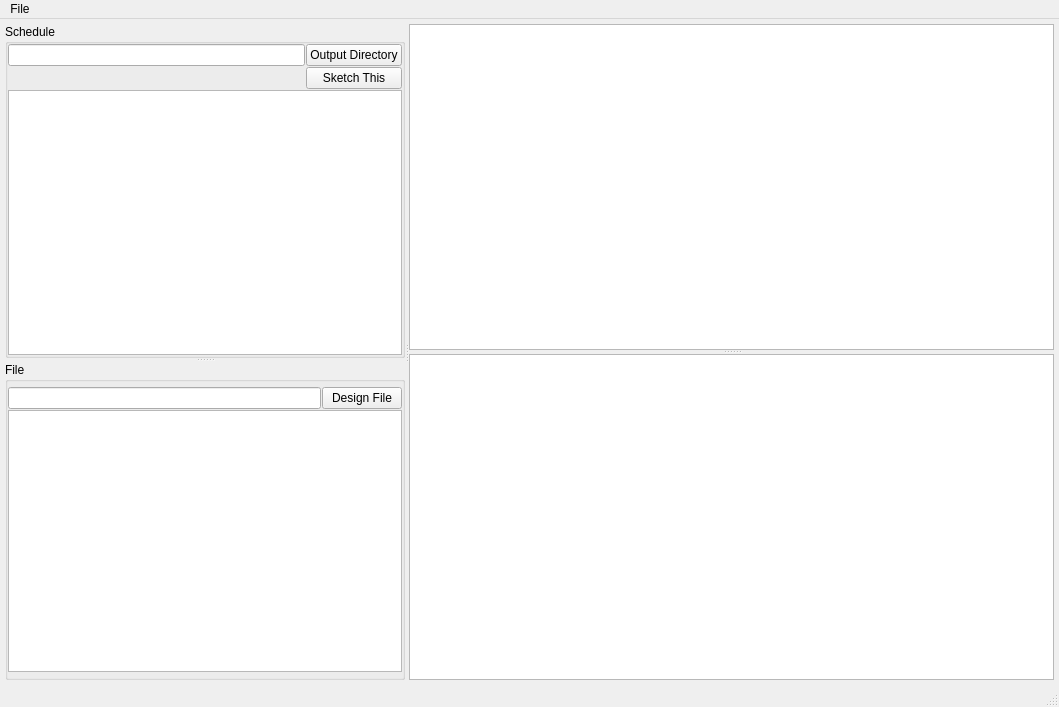
MerlinSmiles/lithocontrol, file mainwindow2.ui: the form before one commit.
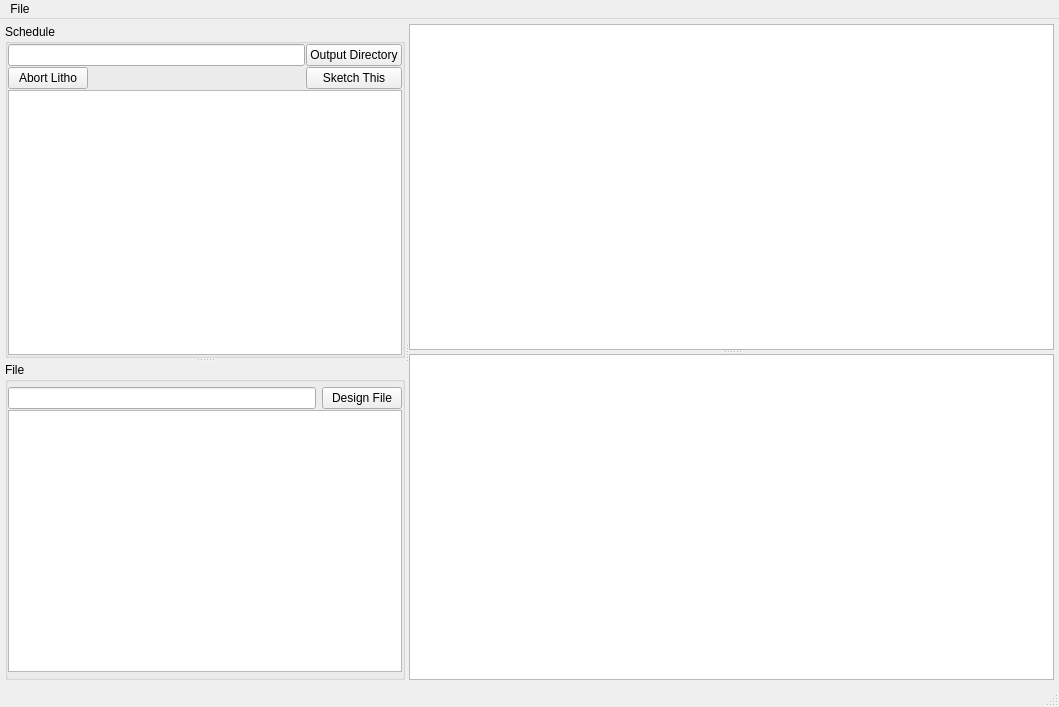
The form after the commit. Custom widgets are drawn as their Qt base class.

What changed in the file:
```diff
--- a/mainwindow2.ui
+++ b/mainwindow2.ui
@@ -25,7 +25,7 @@
   <widget class="QWidget" name="centralwidget">
    <layout class="QHBoxLayout" name="horizontalLayout">
     <property name="spacing">
-     <number>-1</number>
+     <number>6</number>
     </property>
     <property name="margin">
      <number>5</number>
@@ -118,6 +118,30 @@
              </property>
             </widget>
            </item>
+           <item row="1" column="0">
+            <layout class="QHBoxLayout" name="horizontalLayout_2">
+             <item>
+              <widget class="QPushButton" name="abortLitho">
+               <property name="text">
+                <string>Abort Litho</string>
+               </property>
+              </widget>
+             </item>
+             <item>
+              <spacer name="horizontalSpacer">
+               <property name="orientation">
+                <enum>Qt::Horizontal</enum>
+               </property>
+               <property name="sizeHint" stdset="0">
+                <size>
+                 <width>40</width>
+                 <height>20</height>
+                </size>
+               </property>
+              </spacer>
+             </item>
+            </layout>
+           </item>
           </layout>
          </item>
          <item>
@@ -176,7 +200,7 @@
             <enum>QLayout::SetNoConstraint</enum>
            </property>
            <property name="horizontalSpacing">
-            <number>-1</number>
+            <number>6</number>
            </property>
            <property name="verticalSpacing">
             <number>0</number>
```
Left out of the diff: 14 changed lines with no effect on the pictures.
